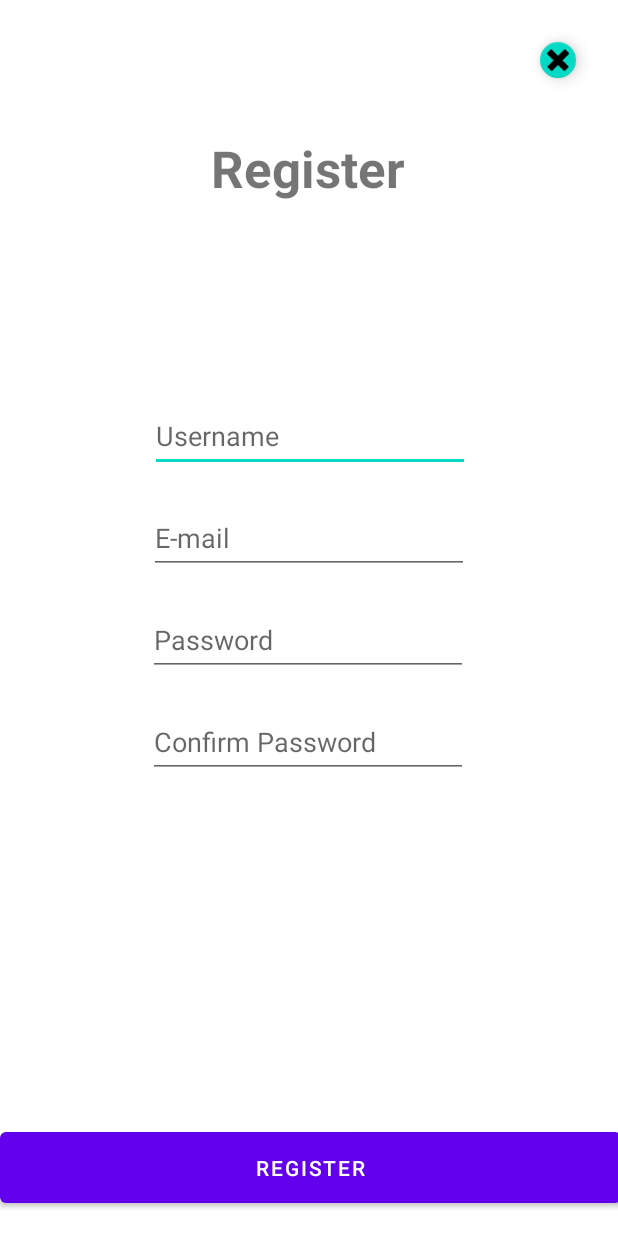
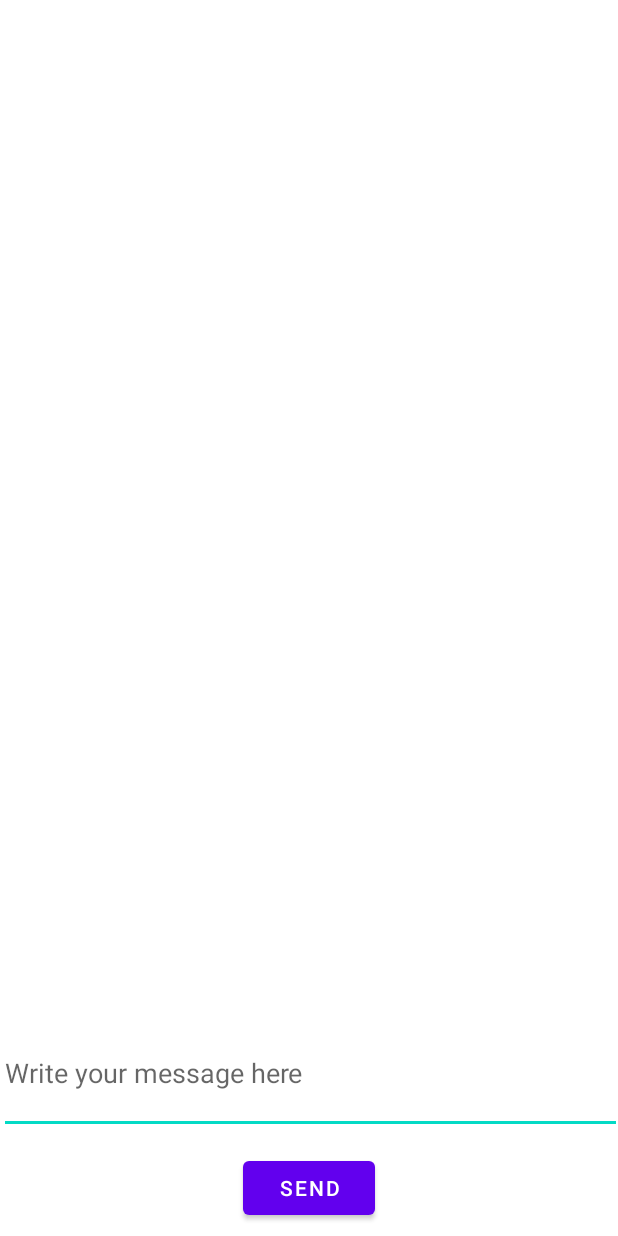
Before and after one commit to TU-Varna-Master-Degree/ChatApplication, an Android app: the screen it shows after launch (MainActivity before the commit, ServerConnectionTestActivity after it), on a phone screen of 412 x 824 dp. Run offline under Robolectric (Android 15) with nearby library versions, the phone set to English and light mode, and no system bars.

Commit message:
Basic Echo Client/Server

```diff
--- a/client/app/src/main/AndroidManifest.xml
+++ b/client/app/src/main/AndroidManifest.xml
@@ -1,7 +1,7 @@
 <?xml version="1.0" encoding="utf-8"?>
 <manifest xmlns:android="http://schemas.android.com/apk/res/android"
     package="com.example.myapplication">
-
+    <uses-permission android:name="android.permission.INTERNET"/>
     <application
         android:allowBackup="true"
         android:icon="@mipmap/ic_launcher"
@@ -9,6 +9,9 @@
         android:roundIcon="@mipmap/ic_launcher_round"
         android:supportsRtl="true"
         android:theme="@style/Theme.MyApplication">
+        <activity
+            android:name=".ServerConnectionTestActivity"
+            android:exported="false" />
         <activity
             android:name=".MainActivity"
             android:exported="true">
--- /dev/null
+++ b/client/app/src/main/java/com/example/myapplication/Client.java
@@ -0,0 +1,53 @@
+package com.example.myapplication;
+
+import java.io.IOException;
+import java.io.PrintWriter;
+import java.net.InetAddress;
+import java.net.Socket;
+import java.util.Scanner;
+
+public class Client
+{
+    private final String ip;
+    private final int port;
+
+    private Socket socket;
+    private PrintWriter out;
+    private Scanner in;
+
+    public Client(String ip, int port)
+    {
+        this.ip = ip;
+        this.port = port;
+    }
+
+    public void open() throws IOException
+    {
+        if(socket != null)
+            return;
+
+        this.socket = new Socket(
+                InetAddress.getByName( ip ),
+                port
+        );
+        this.out = new PrintWriter( socket.getOutputStream(), true );
+        this.in = new Scanner( socket.getInputStream() );
+    }
+
+    public void close() throws IOException
+    {
+        socket.close();
+        socket = null;
+    }
+
+    public void sendMessage(String msg)
+    {
+        this.out.println( msg );
+    }
+
+    public String receiveMessage()
+    {
+        return in.nextLine();
+    }
+
+}
--- a/client/app/src/main/java/com/example/myapplication/MainActivity.java
+++ b/client/app/src/main/java/com/example/myapplication/MainActivity.java
@@ -2,10 +2,8 @@ package com.example.myapplication;
 
 import androidx.appcompat.app.AppCompatActivity;
 
+import android.content.Intent;
 import android.os.Bundle;
-import android.view.View;
-
-import com.google.android.material.floatingactionbutton.FloatingActionButton;
 
 public class MainActivity extends AppCompatActivity
 {
@@ -13,9 +11,12 @@ public class MainActivity extends AppCompatActivity
     protected void onCreate(Bundle savedInstanceState)
     {
         super.onCreate(savedInstanceState);
+
+        startActivity( new Intent(this, ServerConnectionTestActivity.class) );
+        /*
         setContentView( R.layout.register_activity);
 
         findViewById( R.id.btn_reg_exit )
-                .setOnClickListener( view -> MainActivity.this.finish() );
+                .setOnClickListener( view -> MainActivity.this.finish() );*/
     }
 }
--- /dev/null
+++ b/client/app/src/main/java/com/example/myapplication/ServerConnectionTestActivity.java
@@ -0,0 +1,85 @@
+package com.example.myapplication;
+
+import androidx.appcompat.app.AppCompatActivity;
+
+import android.os.Bundle;
+import android.view.View;
+import android.widget.ArrayAdapter;
+import android.widget.Button;
+import android.widget.EditText;
+import android.widget.ListView;
+
+import java.io.IOException;
+import java.util.ArrayList;
+import java.util.List;
+
+public class ServerConnectionTestActivity extends AppCompatActivity
+{
+    private static final int SERVER_PORT = 1337;
+    private static final String SERVER_IP = "95.42.42.125";
+    private final List<String> messages = new ArrayList<String>();
+
+    private final Client client = new Client(SERVER_IP, SERVER_PORT);
+
+    @Override
+    protected void onCreate(Bundle savedInstanceState)
+    {
+        super.onCreate(savedInstanceState);
+        setContentView( R.layout.server_connection_test );
+
+        ((Button)findViewById(R.id.btn_send)).setOnClickListener(new View.OnClickListener()
+        {
+            @Override
+            public void onClick(View view)
+            {
+                doSend( popEditTextMessage() );
+            }
+        });
+
+        ((ListView)findViewById(R.id.lv_messages)).setAdapter(
+                new ArrayAdapter<String>(this, android.R.layout.simple_list_item_1, messages));
+
+    }
+
+    private String popEditTextMessage()
+    {
+        EditText et = (EditText) findViewById(R.id.et_message);
+        String message = et.getText().toString();
+
+        et.setText("");
+
+        return message;
+    }
+
+    private void doSend(String msg)
+    {
+        if ( msg.equals("") )
+            return;
+
+        messages.add( "CLIENT: " + msg );
+
+        new Thread()
+        {
+            @Override
+            public void run()
+            {
+                try
+                {
+                    client.open();
+                    client.sendMessage( msg );
+                    String received = client.receiveMessage();
+                    client.close();
+
+                    // update view
+                    messages.add( "SERVER: " + received );
+                }
+                catch (IOException e)
+                {
+                    e.printStackTrace();
+                }
+            }
+
+        }.start();
+    }
+
+}
--- /dev/null
+++ b/client/app/src/main/res/layout/server_connection_test.xml
@@ -0,0 +1,40 @@
+<?xml version="1.0" encoding="utf-8"?>
+<androidx.constraintlayout.widget.ConstraintLayout xmlns:android="http://schemas.android.com/apk/res/android"
+    xmlns:app="http://schemas.android.com/apk/res-auto"
+    xmlns:tools="http://schemas.android.com/tools"
+    android:layout_width="match_parent"
+    android:layout_height="match_parent">
+
+    <ListView
+        android:id="@+id/lv_messages"
+        android:layout_width="405dp"
+        android:layout_height="570dp"
+        app:layout_constraintBottom_toTopOf="@+id/et_message"
+        app:layout_constraintEnd_toEndOf="parent"
+        app:layout_constraintStart_toStartOf="parent"
+        app:layout_constraintTop_toTopOf="parent"
+        app:layout_constraintVertical_bias="0.476" />
+
+    <EditText
+        android:id="@+id/et_message"
+        android:layout_width="415dp"
+        android:layout_height="81dp"
+        android:layout_marginBottom="68dp"
+        android:ems="10"
+        android:hint="Write your message here"
+        android:inputType="textPersonName"
+        app:layout_constraintBottom_toBottomOf="parent"
+        app:layout_constraintEnd_toEndOf="parent"
+        app:layout_constraintStart_toStartOf="parent" />
+
+    <Button
+        android:id="@+id/btn_send"
+        android:layout_width="wrap_content"
+        android:layout_height="wrap_content"
+        android:layout_marginTop="4dp"
+        android:text="Send"
+        app:layout_constraintBottom_toBottomOf="parent"
+        app:layout_constraintEnd_toEndOf="parent"
+        app:layout_constraintStart_toStartOf="parent"
+        app:layout_constraintTop_toBottomOf="@+id/et_message" />
+</androidx.constraintlayout.widget.ConstraintLayout>
--- a/server/src/main/resources/hibernate.cfg.xml
+++ b/server/src/main/resources/hibernate.cfg.xml
@@ -16,7 +16,7 @@
             postgres
         </property>
         <property name="hibernate.connection.password">
-            1234
+            1wdvgy7
         </property>
 
         <property name="hibernate.hbm2ddl.auto">
```
Also changed, not shown: server/src/main/java/Main.java (+16 -0 lines), server/src/main/java/TestEchoServer.java (added, +65 -0 lines), 1 other file.
